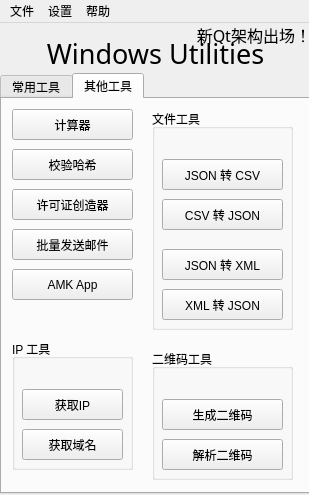
Before: the Qt Designer form data/ui/main.ui in wangzixin1940/Python-Utilities, drawn with Qt 5.
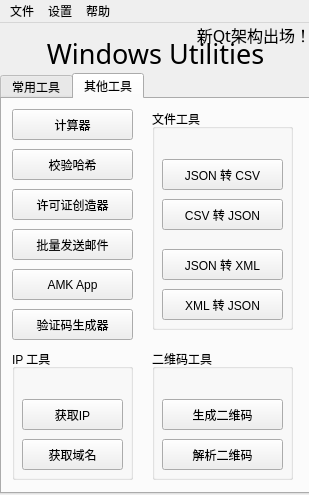
After: the same form once the commit is applied. The open tabs and pages were chosen to show the change. Icons and pictures are not drawn.

Commit message: Changed Captcha Generator App to Qt architecture

The edit to the form file:
```diff
--- a/data/ui/main.ui
+++ b/data/ui/main.ui
@@ -212,7 +212,7 @@
       <property name="geometry">
        <rect>
         <x>10</x>
-        <y>240</y>
+        <y>250</y>
         <width>121</width>
         <height>131</height>
        </rect>
@@ -364,6 +364,19 @@
        <string>AMK App</string>
       </property>
      </widget>
+     <widget class="QPushButton" name="captcha_generator">
+      <property name="geometry">
+       <rect>
+        <x>10</x>
+        <y>210</y>
+        <width>121</width>
+        <height>31</height>
+       </rect>
+      </property>
+      <property name="text">
+       <string>验证码生成器</string>
+      </property>
+     </widget>
     </widget>
    </widget>
   </widget>
```
Left out of the diff: 2 changed lines with no effect on the pictures. The commit also changes 23 other files.
